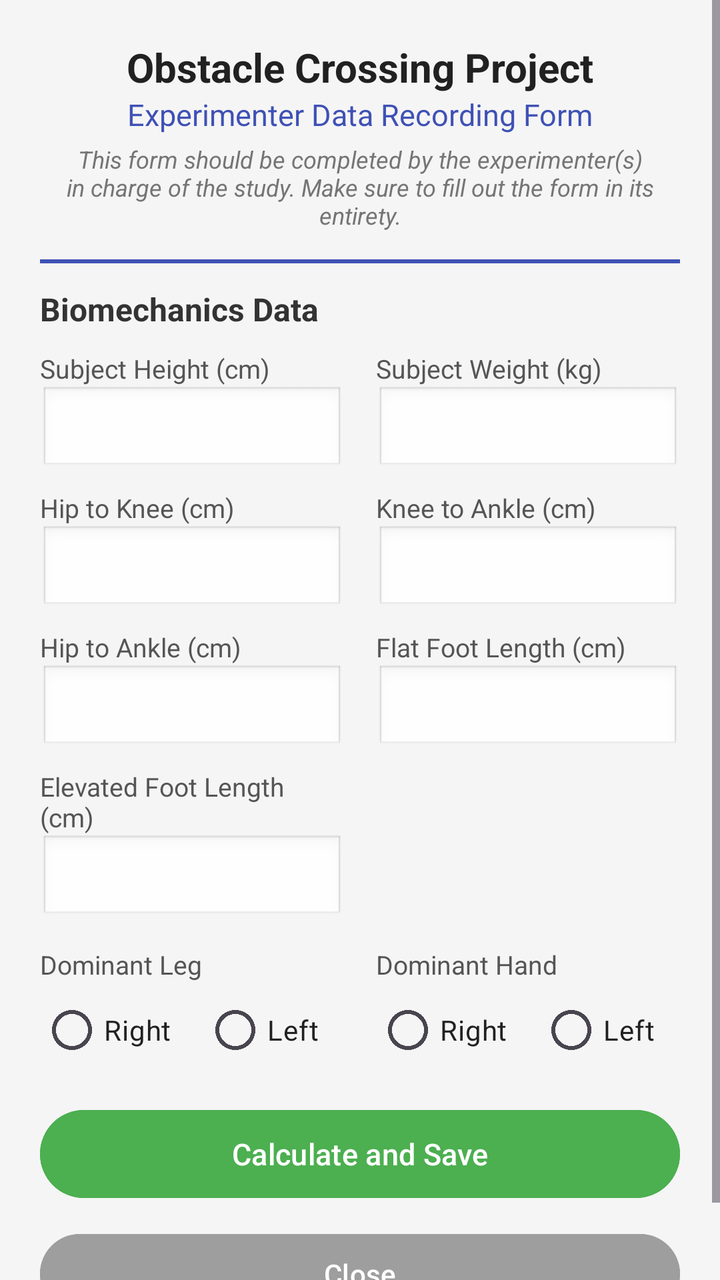
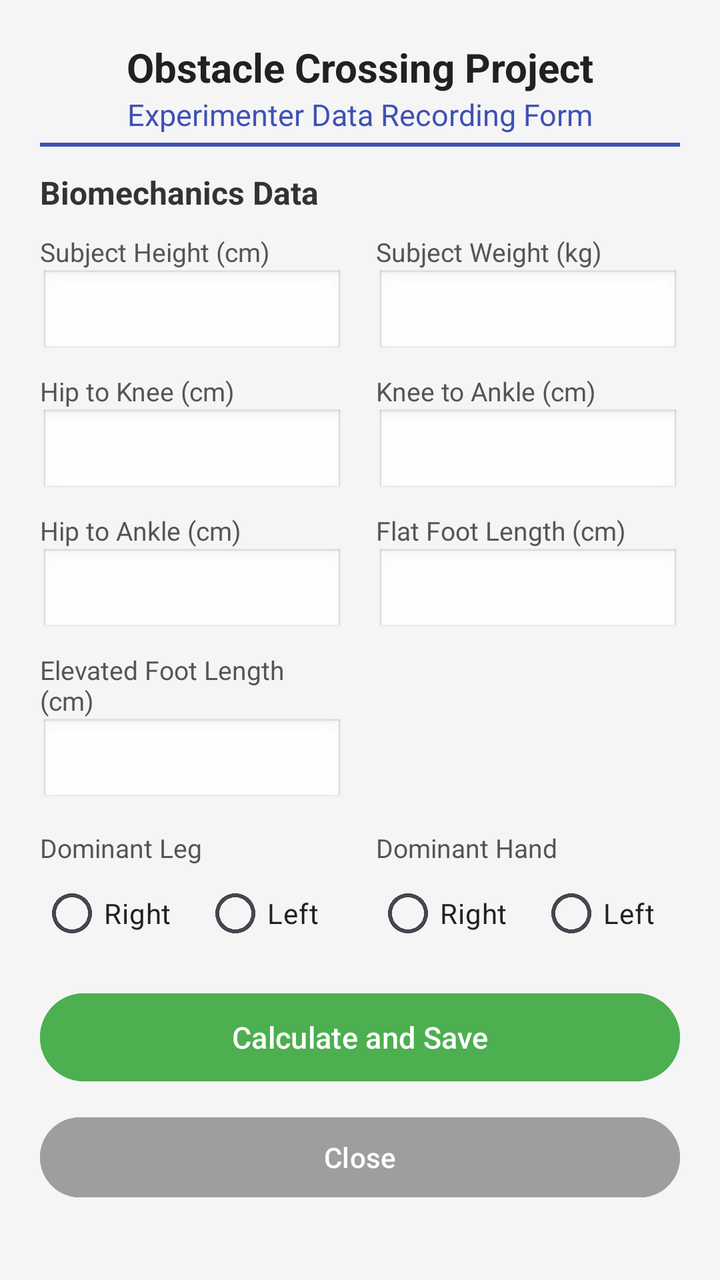

Screens rendered from an Android XML layout before and after an edit, with the pre-edit source and the edit as a unified diff.
<!-- AndroidManifest.xml: application theme Theme.EhsanMovella -->
<!-- res/layout/dialog_demographics.xml -->
<?xml version="1.0" encoding="utf-8"?>
<ScrollView xmlns:android="http://schemas.android.com/apk/res/android"
    android:layout_width="match_parent"
    android:layout_height="match_parent"
    android:background="#F5F5F5">

    <LinearLayout
        android:layout_width="match_parent"
        android:layout_height="wrap_content"
        android:orientation="vertical"
        android:padding="20dp">

        <TextView
            android:layout_width="match_parent"
            android:layout_height="wrap_content"
            android:text="Obstacle Crossing Project"
            android:textSize="20sp"
            android:textStyle="bold"
            android:textColor="#212121"
            android:gravity="center"/>

        <TextView
            android:layout_width="match_parent"
            android:layout_height="wrap_content"
            android:text="Experimenter Data Recording Form"
            android:textSize="15sp"
            android:textColor="#3F51B5"
            android:gravity="center"
            android:layout_marginBottom="4dp"/>

        <TextView
            android:layout_width="match_parent"
            android:layout_height="wrap_content"
            android:text="This form should be completed by the experimenter(s) in charge of the study. Make sure to fill out the form in its entirety."
            android:textSize="12sp"
            android:textStyle="italic"
            android:textColor="#757575"
            android:gravity="center"
            android:layout_marginBottom="14dp"/>

        <View
            android:layout_width="match_parent"
            android:layout_height="2dp"
            android:background="#3F51B5"
            android:layout_marginBottom="12dp"/>

        <TextView
            android:layout_width="wrap_content"
            android:layout_height="wrap_content"
            android:text="Biomechanics Data"
            android:textSize="16sp"
            android:textStyle="bold"
            android:textColor="#333333"
            android:layout_marginBottom="10dp"/>

        
        <LinearLayout
            android:layout_width="match_parent"
            android:layout_height="wrap_content"
            android:orientation="horizontal"
            android:layout_marginBottom="8dp">

            <LinearLayout
                android:layout_width="0dp" android:layout_weight="1"
                android:layout_height="wrap_content"
                android:orientation="vertical"
                android:layout_marginEnd="8dp">
                <TextView
                    android:layout_width="match_parent" android:layout_height="wrap_content"
                    android:text="Subject Height (cm)" android:textSize="13sp" android:textColor="#555555"/>
                <EditText
                    android:id="@+id/demoHeight"
                    android:layout_width="match_parent"
                    android:layout_height="44dp"
                    android:inputType="numberDecimal"
                    android:background="@android:drawable/edit_text"
                    android:textSize="14sp"
                    android:textColor="#212121"/>
            </LinearLayout>

            <LinearLayout
                android:layout_width="0dp" android:layout_weight="1"
                android:layout_height="wrap_content"
                android:orientation="vertical"
                android:layout_marginStart="8dp">
                <TextView
                    android:layout_width="match_parent" android:layout_height="wrap_content"
                    android:text="Subject Weight (kg)" android:textSize="13sp" android:textColor="#555555"/>
                <EditText
                    android:id="@+id/demoWeight"
                    android:layout_width="match_parent"
                    android:layout_height="44dp"
                    android:inputType="numberDecimal"
                    android:background="@android:drawable/edit_text"
                    android:textSize="14sp"
                    android:textColor="#212121"/>
            </LinearLayout>
        </LinearLayout>

        
        <LinearLayout
            android:layout_width="match_parent"
            android:layout_height="wrap_content"
            android:orientation="horizontal"
            android:layout_marginBottom="8dp">

            <LinearLayout
                android:layout_width="0dp" android:layout_weight="1"
                android:layout_height="wrap_content"
                android:orientation="vertical"
                android:layout_marginEnd="8dp">
                <TextView
                    android:layout_width="match_parent" android:layout_height="wrap_content"
                    android:text="Hip to Knee (cm)" android:textSize="13sp" android:textColor="#555555"/>
                <EditText
                    android:id="@+id/demoHipKnee"
                    android:layout_width="match_parent"
                    android:layout_height="44dp"
                    android:inputType="numberDecimal"
                    android:background="@android:drawable/edit_text"
                    android:textSize="14sp"
                    android:textColor="#212121"/>
            </LinearLayout>

            <LinearLayout
                android:layout_width="0dp" android:layout_weight="1"
                android:layout_height="wrap_content"
                android:orientation="vertical"
                android:layout_marginStart="8dp">
                <TextView
                    android:layout_width="match_parent" android:layout_height="wrap_content"
                    android:text="Knee to Ankle (cm)" android:textSize="13sp" android:textColor="#555555"/>
                <EditText
                    android:id="@+id/demoKneeAnkle"
                    android:layout_width="match_parent"
                    android:layout_height="44dp"
                    android:inputType="numberDecimal"
                    android:background="@android:drawable/edit_text"
                    android:textSize="14sp"
                    android:textColor="#212121"/>
            </LinearLayout>
        </LinearLayout>

        
        <LinearLayout
            android:layout_width="match_parent"
            android:layout_height="wrap_content"
            android:orientation="horizontal"
            android:layout_marginBottom="8dp">

            <LinearLayout
                android:layout_width="0dp" android:layout_weight="1"
                android:layout_height="wrap_content"
                android:orientation="vertical"
                android:layout_marginEnd="8dp">
                <TextView
                    android:layout_width="match_parent" android:layout_height="wrap_content"
                    android:text="Hip to Ankle (cm)" android:textSize="13sp" android:textColor="#555555"/>
                <EditText
                    android:id="@+id/demoHipAnkle"
                    android:layout_width="match_parent"
                    android:layout_height="44dp"
                    android:inputType="numberDecimal"
                    android:background="@android:drawable/edit_text"
                    android:textSize="14sp"
                    android:textColor="#212121"/>
            </LinearLayout>

            <LinearLayout
                android:layout_width="0dp" android:layout_weight="1"
                android:layout_height="wrap_content"
                android:orientation="vertical"
                android:layout_marginStart="8dp">
                <TextView
                    android:layout_width="match_parent" android:layout_height="wrap_content"
                    android:text="Flat Foot Length (cm)" android:textSize="13sp" android:textColor="#555555"/>
                <EditText
                    android:id="@+id/demoFlatFoot"
                    android:layout_width="match_parent"
                    android:layout_height="44dp"
                    android:inputType="numberDecimal"
                    android:background="@android:drawable/edit_text"
                    android:textSize="14sp"
                    android:textColor="#212121"/>
            </LinearLayout>
        </LinearLayout>

        
        <LinearLayout
            android:layout_width="match_parent"
            android:layout_height="wrap_content"
            android:orientation="horizontal"
            android:layout_marginBottom="12dp">

            <LinearLayout
                android:layout_width="0dp" android:layout_weight="1"
                android:layout_height="wrap_content"
                android:orientation="vertical"
                android:layout_marginEnd="8dp">
                <TextView
                    android:layout_width="match_parent" android:layout_height="wrap_content"
                    android:text="Elevated Foot Length (cm)" android:textSize="13sp" android:textColor="#555555"/>
                <EditText
                    android:id="@+id/demoElevatedFoot"
                    android:layout_width="match_parent"
                    android:layout_height="44dp"
                    android:inputType="numberDecimal"
                    android:background="@android:drawable/edit_text"
                    android:textSize="14sp"
                    android:textColor="#212121"/>
            </LinearLayout>

            <android.widget.Space
                android:layout_width="0dp" android:layout_weight="1"
                android:layout_height="1dp"
                android:layout_marginStart="8dp"/>
        </LinearLayout>

        
        <LinearLayout
            android:layout_width="match_parent"
            android:layout_height="wrap_content"
            android:orientation="horizontal"
            android:layout_marginBottom="12dp">

            <LinearLayout
                android:layout_width="0dp" android:layout_weight="1"
                android:layout_height="wrap_content"
                android:orientation="vertical"
                android:layout_marginEnd="8dp">
                <TextView
                    android:layout_width="match_parent" android:layout_height="wrap_content"
                    android:text="Dominant Leg" android:textSize="13sp" android:textColor="#555555"/>
                <RadioGroup
                    android:id="@+id/demoLegGroup"
                    android:layout_width="match_parent"
                    android:layout_height="wrap_content"
                    android:orientation="horizontal">
                    <RadioButton
                        android:id="@+id/demoLegRight"
                        android:layout_width="wrap_content"
                        android:layout_height="wrap_content"
                        android:text="Right"
                        android:textSize="14sp"
                        android:textColor="#212121"
                        android:buttonTint="#3F51B5"/>
                    <RadioButton
                        android:id="@+id/demoLegLeft"
                        android:layout_width="wrap_content"
                        android:layout_height="wrap_content"
                        android:layout_marginStart="16dp"
                        android:text="Left"
                        android:textSize="14sp"
                        android:textColor="#212121"
                        android:buttonTint="#3F51B5"/>
                </RadioGroup>
            </LinearLayout>

            <LinearLayout
                android:layout_width="0dp" android:layout_weight="1"
                android:layout_height="wrap_content"
                android:orientation="vertical"
                android:layout_marginStart="8dp">
                <TextView
                    android:layout_width="match_parent" android:layout_height="wrap_content"
                    android:text="Dominant Hand" android:textSize="13sp" android:textColor="#555555"/>
                <RadioGroup
                    android:id="@+id/demoHandGroup"
                    android:layout_width="match_parent"
                    android:layout_height="wrap_content"
                    android:orientation="horizontal">
                    <RadioButton
                        android:id="@+id/demoHandRight"
                        android:layout_width="wrap_content"
                        android:layout_height="wrap_content"
                        android:text="Right"
                        android:textSize="14sp"
                        android:textColor="#212121"
                        android:buttonTint="#3F51B5"/>
                    <RadioButton
                        android:id="@+id/demoHandLeft"
                        android:layout_width="wrap_content"
                        android:layout_height="wrap_content"
                        android:layout_marginStart="16dp"
                        android:text="Left"
                        android:textSize="14sp"
                        android:textColor="#212121"
                        android:buttonTint="#3F51B5"/>
                </RadioGroup>
            </LinearLayout>
        </LinearLayout>

        <Button
            android:id="@+id/demoSaveButton"
            android:layout_width="match_parent"
            android:layout_height="52dp"
            android:backgroundTint="#4CAF50"
            android:text="Calculate and Save"
            android:textColor="#FFFFFF"
            android:textSize="15sp"
            android:layout_marginBottom="10dp"/>

        <TextView
            android:id="@+id/demoResultText"
            android:layout_width="match_parent"
            android:layout_height="wrap_content"
            android:textSize="15sp"
            android:textColor="#212121"
            android:background="#FFFFFF"
            android:padding="12dp"
            android:visibility="gone"
            android:layout_marginBottom="10dp"/>

        <Button
            android:id="@+id/demoCloseButton"
            android:layout_width="match_parent"
            android:layout_height="48dp"
            android:backgroundTint="#9E9E9E"
            android:text="Close"
            android:textColor="#FFFFFF"
            android:textSize="14sp"/>

    </LinearLayout>
</ScrollView>
<!-- resources referenced by this layout -->
<resources>
  <style name="Theme.EhsanMovella" parent="Base.Theme.EhsanMovella" />
  <style name="Base.Theme.EhsanMovella" parent="Theme.Material3.DayNight.NoActionBar">
          
          
          <item name="android:statusBarColor">#052A64</item>
      </style>
</resources>

<!-- the commit's change to res/layout/dialog_demographics.xml (unified diff, before → after) -->
@@ -27,16 +27,6 @@
             android:textColor="#3F51B5"
             android:gravity="center"
             android:layout_marginBottom="4dp"/>
-
-        <TextView
-            android:layout_width="match_parent"
-            android:layout_height="wrap_content"
-            android:text="This form should be completed by the experimenter(s) in charge of the study. Make sure to fill out the form in its entirety."
-            android:textSize="12sp"
-            android:textStyle="italic"
-            android:textColor="#757575"
-            android:gravity="center"
-            android:layout_marginBottom="14dp"/>
 
         <View
             android:layout_width="match_parent"
